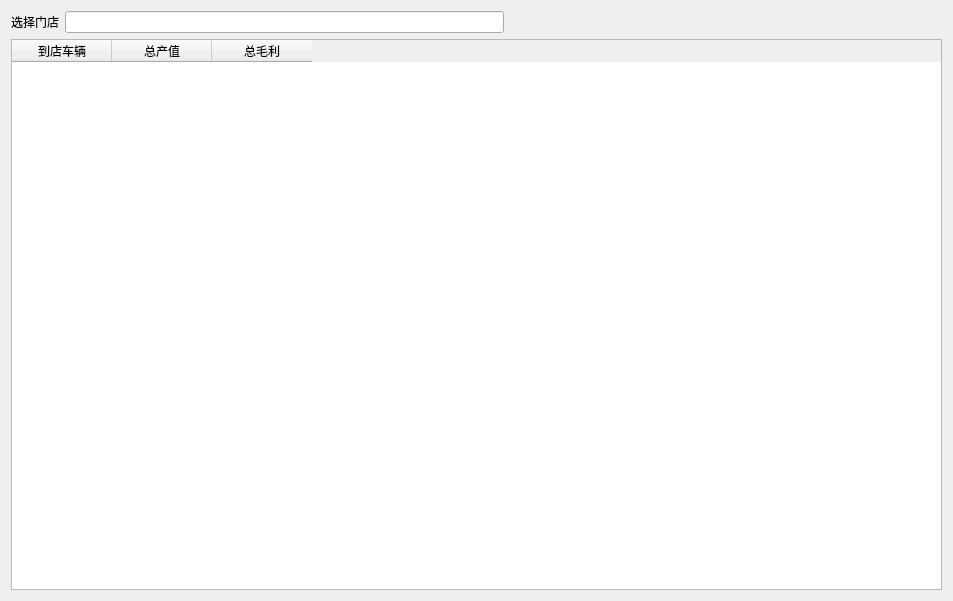
Old version of the form View/operation/ui/ui_operation_total_data.ui in the repository zgj0607/Py-store.
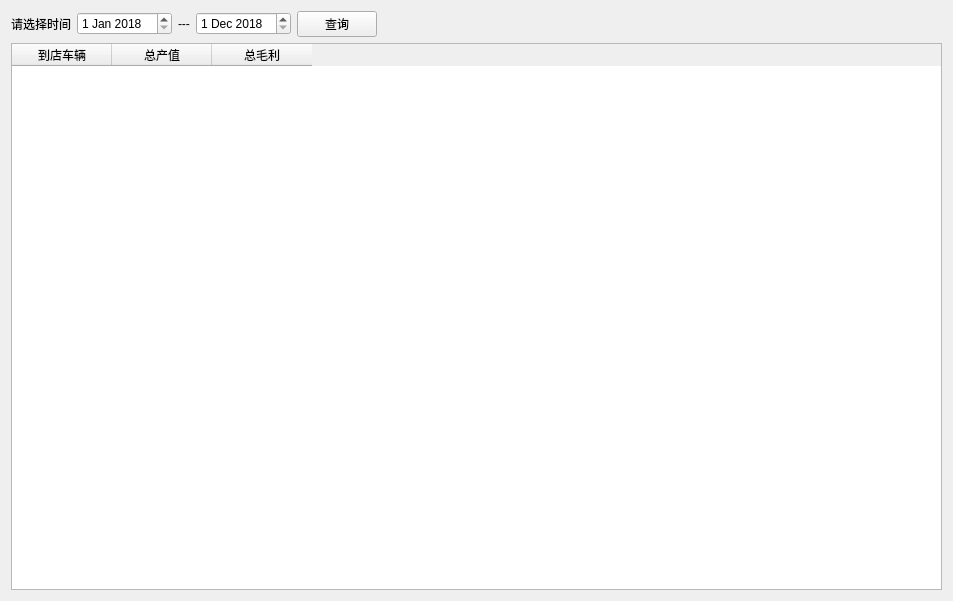
New version of the form.

Diff of the .ui file:
```diff
--- a/View/operation/ui/ui_operation_total_data.ui
+++ b/View/operation/ui/ui_operation_total_data.ui
@@ -19,12 +19,55 @@
      <item>
       <widget class="QLabel" name="label">
        <property name="text">
-        <string>选择门店</string>
+        <string>请选择时间</string>
        </property>
       </widget>
      </item>
      <item>
-      <widget class="QLineEdit" name="lineEdit"/>
+      <widget class="QDateEdit" name="start_date">
+       <property name="date">
+        <date>
+         <year>2018</year>
+         <month>1</month>
+         <day>1</day>
+        </date>
+       </property>
+      </widget>
+     </item>
+     <item>
+      <widget class="QLabel" name="label_2">
+       <property name="text">
+        <string>---</string>
+       </property>
+      </widget>
+     </item>
+     <item>
+      <widget class="QDateEdit" name="end_date">
+       <property name="dateTime">
+        <datetime>
+         <hour>0</hour>
+         <minute>0</minute>
+         <second>0</second>
+         <year>2018</year>
+         <month>12</month>
+         <day>1</day>
+        </datetime>
+       </property>
+       <property name="date">
+        <date>
+         <year>2018</year>
+         <month>12</month>
+         <day>1</day>
+        </date>
+       </property>
+      </widget>
+     </item>
+     <item>
+      <widget class="QPushButton" name="search">
+       <property name="text">
+        <string>查询</string>
+       </property>
+      </widget>
      </item>
      <item>
       <spacer name="horizontalSpacer">
```
